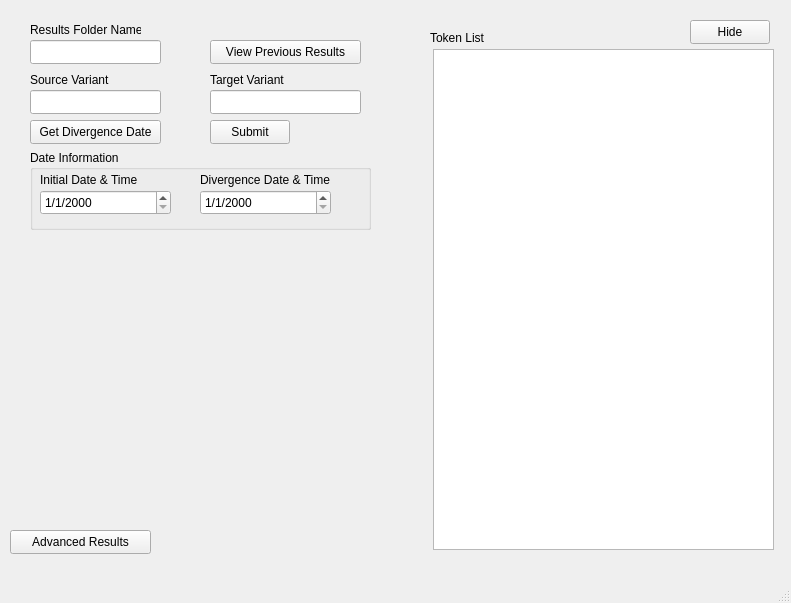
Above: forms/mainwindow.ui from unlv-evol/MOVis before the change. Below: the same form after it.
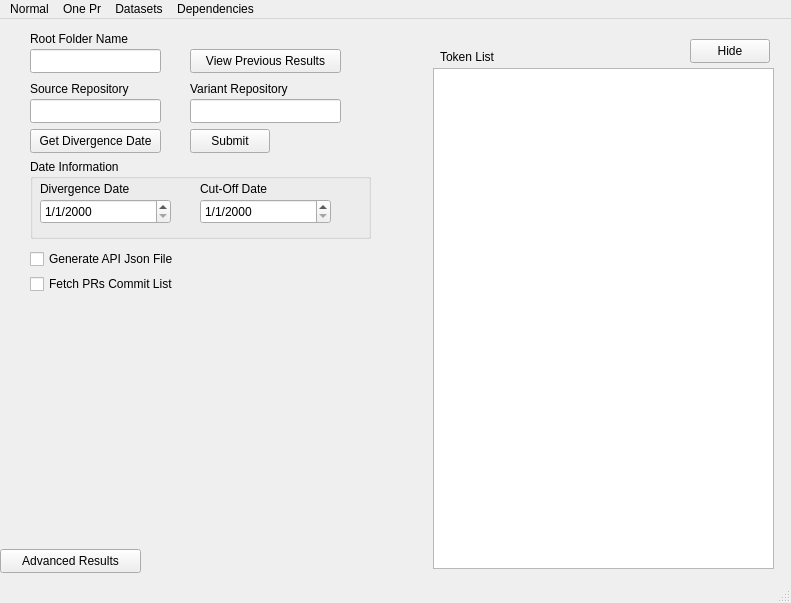
That is the form after the change.

Diff of the .ui file:
```diff
--- a/forms/mainwindow.ui
+++ b/forms/mainwindow.ui
@@ -14,65 +14,6 @@
    <string>MainWindow</string>
   </property>
   <widget class="QWidget" name="centralwidget">
-   <widget class="QLineEdit" name="lineText">
-    <property name="geometry">
-     <rect>
-      <x>30</x>
-      <y>90</y>
-      <width>131</width>
-      <height>24</height>
-     </rect>
-    </property>
-   </widget>
-   <widget class="QPushButton" name="btnSubmit">
-    <property name="geometry">
-     <rect>
-      <x>210</x>
-      <y>120</y>
-      <width>80</width>
-      <height>24</height>
-     </rect>
-    </property>
-    <property name="text">
-     <string>Submit</string>
-    </property>
-   </widget>
-   <widget class="QLabel" name="label">
-    <property name="geometry">
-     <rect>
-      <x>30</x>
-      <y>70</y>
-      <width>111</width>
-      <height>20</height>
-     </rect>
-    </property>
-    <property name="text">
-     <string>Source Variant</string>
-    </property>
-   </widget>
-   <widget class="QLineEdit" name="lineText_2">
-    <property name="geometry">
-     <rect>
-      <x>210</x>
-      <y>90</y>
-      <width>151</width>
-      <height>24</height>
-     </rect>
-    </property>
-   </widget>
-   <widget class="QLabel" name="label_2">
-    <property name="geometry">
-     <rect>
-      <x>210</x>
-      <y>70</y>
-      <width>131</width>
-      <height>20</height>
-     </rect>
-    </property>
-    <property name="text">
-     <string>Target Variant</string>
-    </property>
-   </widget>
    <widget class="QPlainTextEdit" name="plainTextEdit">
     <property name="geometry">
      <rect>
@@ -86,7 +27,7 @@
    <widget class="QLabel" name="label_4">
     <property name="geometry">
      <rect>
-      <x>430</x>
+      <x>440</x>
       <y>30</y>
       <width>91</width>
       <height>16</height>
@@ -96,23 +37,10 @@
      <string>Token List</string>
     </property>
    </widget>
-   <widget class="QLabel" name="imageLabel">
-    <property name="geometry">
-     <rect>
-      <x>20</x>
-      <y>230</y>
-      <width>49</width>
-      <height>16</height>
-     </rect>
-    </property>
-    <property name="text">
-     <string/>
-    </property>
-   </widget>
    <widget class="QPushButton" name="btnExtra">
     <property name="geometry">
      <rect>
-      <x>10</x>
+      <x>0</x>
       <y>530</y>
       <width>141</width>
       <height>24</height>
@@ -126,30 +54,17 @@
     <property name="geometry">
      <rect>
       <x>30</x>
-      <y>40</y>
+      <y>30</y>
       <width>131</width>
       <height>24</height>
      </rect>
     </property>
    </widget>
-   <widget class="QLabel" name="label_6">
-    <property name="geometry">
-     <rect>
-      <x>30</x>
-      <y>20</y>
-      <width>111</width>
-      <height>20</height>
-     </rect>
-    </property>
-    <property name="text">
-     <string>Results Folder Name</string>
-    </property>
-   </widget>
    <widget class="QPushButton" name="oldResults">
     <property name="geometry">
      <rect>
-      <x>210</x>
-      <y>40</y>
+      <x>190</x>
+      <y>30</y>
       <width>151</width>
       <height>24</height>
      </rect>
@@ -171,86 +86,431 @@
      <string>Hide</string>
     </property>
    </widget>
-   <widget class="QPushButton" name="divDateButton">
+   <widget class="QStackedWidget" name="formSelector">
     <property name="geometry">
      <rect>
-      <x>30</x>
-      <y>120</y>
-      <width>131</width>
-      <height>24</height>
+      <x>20</x>
+      <y>60</y>
+      <width>371</width>
+      <height>451</height>
      </rect>
     </property>
-    <property name="text">
-     <string>Get Divergence Date</string>
+    <property name="currentIndex">
+     <number>0</number>
     </property>
+    <widget class="QWidget" name="Normal">
+     <widget class="QGroupBox" name="dateBox">
+      <property name="geometry">
+       <rect>
+        <x>10</x>
+        <y>80</y>
+        <width>341</width>
+        <height>80</height>
+       </rect>
+      </property>
+      <property name="title">
+       <string>Date Information</string>
+      </property>
+      <widget class="QDateEdit" name="dateEdit">
+       <property name="geometry">
+        <rect>
+         <x>10</x>
+         <y>40</y>
+         <width>131</width>
+         <height>25</height>
+        </rect>
+       </property>
+       <property name="displayFormat">
+        <string>M/d/yyyy</string>
+       </property>
+       <property name="calendarPopup">
+        <bool>false</bool>
+       </property>
+      </widget>
+      <widget class="QLabel" name="label_5">
+       <property name="geometry">
+        <rect>
+         <x>10</x>
+         <y>20</y>
+         <width>161</width>
+         <height>20</height>
+        </rect>
+       </property>
+       <property name="text">
+        <string>Divergence Date</string>
+       </property>
+      </widget>
+      <widget class="QDateEdit" name="dateInput">
+       <property name="geometry">
+        <rect>
+         <x>170</x>
+         <y>40</y>
+         <width>131</width>
+         <height>25</height>
+        </rect>
+       </property>
+       <property name="displayFormat">
+        <string>M/d/yyyy</string>
+       </property>
+      </widget>
+      <widget class="QLabel" name="label_3">
+       <property name="geometry">
+        <rect>
+         <x>170</x>
+         <y>20</y>
+         <width>161</width>
+         <height>20</height>
+        </rect>
+       </property>
+       <property name="text">
+        <string>Cut-Off Date</string>
+       </property>
+      </widget>
+     </widget>
+     <widget class="QLabel" name="label">
+      <property name="geometry">
+       <rect>
+        <x>10</x>
+        <y>0</y>
+        <width>130</width>
+        <height>20</height>
+       </rect>
+      </property>
+      <property name="text">
+       <string>Source Repository</string>
+      </property>
+     </widget>
+     <widget class="QLineEdit" name="lineText">
+      <property name="geometry">
+       <rect>
+        <x>10</x>
+        <y>20</y>
+        <width>131</width>
+        <height>24</height>
+       </rect>
+      </property>
+     </widget>
+     <widget class="QPushButton" name="divDateButton">
+      <property name="geometry">
+       <rect>
+        <x>10</x>
+        <y>50</y>
+        <width>131</width>
+        <height>24</height>
+       </rect>
+      </property>
+      <property name="text">
+       <string>Get Divergence Date</string>
+      </property>
+     </widget>
+     <widget class="QLabel" name="label_2">
+      <property name="geometry">
+       <rect>
+        <x>170</x>
+        <y>0</y>
+        <width>131</width>
+        <height>20</height>
+       </rect>
+      </property>
+      <property name="text">
+       <string>Variant Repository</string>
+      </property>
+     </widget>
+     <widget class="QLineEdit" name="lineText_2">
+      <property name="geometry">
+       <rect>
+        <x>170</x>
+        <y>20</y>
+        <width>151</width>
+        <height>24</height>
+       </rect>
+      </property>
+     </widget>
+     <widget class="QPushButton" name="btnSubmit">
+      <property name="geometry">
+       <rect>
+        <x>170</x>
+        <y>50</y>
+        <width>80</width>
+        <height>24</height>
+       </rect>
+      </property>
+      <property name="text">
+       <string>Submit</string>
+      </property>
+     </widget>
+     <widget class="QCheckBox" name="generateApiJsonNormal">
+      <property name="geometry">
+       <rect>
+        <x>10</x>
+        <y>170</y>
+        <width>221</width>
+        <height>20</height>
+       </rect>
+      </property>
+      <property name="text">
+       <string>Generate API Json File</string>
+      </property>
+     </widget>
+     <widget class="QCheckBox" name="fetchPrCommitListNormal">
+      <property name="geometry">
+       <rect>
+        <x>10</x>
+        <y>195</y>
+        <width>331</width>
+        <height>20</height>
+       </rect>
+      </property>
+      <property name="text">
+       <string>Fetch PRs Commit List</string>
+      </property>
+      <property name="toolTip">
+       <string>Fetch each PR commit list. PRs over 250 commits automatically use the GraphQL path.</string>
+      </property>
+     </widget>
+     <widget class="QLabel" name="imageLabel">
+      <property name="geometry">
+       <rect>
+        <x>10</x>
+        <y>225</y>
+        <width>49</width>
+        <height>16</height>
+       </rect>
+      </property>
+      <property name="text">
+       <string/>
+      </property>
+     </widget>
+    </widget>
+    <widget class="QWidget" name="onePr">
+     <widget class="QLabel" name="label_7">
+      <property name="geometry">
+       <rect>
+        <x>10</x>
+        <y>0</y>
+        <width>130</width>
+        <height>20</height>
+       </rect>
+      </property>
+      <property name="text">
+       <string>Source Repository</string>
+      </property>
+     </widget>
+     <widget class="QLineEdit" name="lineText_4">
+      <property name="geometry">
+       <rect>
+        <x>10</x>
+        <y>20</y>
+        <width>131</width>
+        <height>24</height>
+       </rect>
+      </property>
+     </widget>
+     <widget class="QLabel" name="label_8">
+      <property name="geometry">
+       <rect>
+        <x>170</x>
+        <y>0</y>
+        <width>131</width>
+        <height>20</height>
+       </rect>
+      </property>
+      <property name="text">
+       <string>Variant Repository</string>
+      </property>
+     </widget>
+     <widget class="QLineEdit" name="lineText_5">
+      <property name="geometry">
+       <rect>
+        <x>170</x>
+        <y>20</y>
+        <width>151</width>
+        <height>24</height>
+       </rect>
+      </property>
+     </widget>
+     <widget class="QPushButton" name="btnSubmit_2">
+      <property name="geometry">
+       <rect>
+        <x>170</x>
+        <y>50</y>
+        <width>80</width>
+        <height>24</height>
+       </rect>
+      </property>
+      <property name="text">
+       <string>Submit</string>
+      </property>
+     </widget>
+     <widget class="QLineEdit" name="lineEdit">
+      <property name="geometry">
+       <rect>
+        <x>10</x>
+        <y>70</y>
+        <width>131</width>
+        <height>22</height>
+       </rect>
+      </property>
+     </widget>
+     <widget class="QLabel" name="label_9">
+      <property name="geometry">
+       <rect>
+        <x>10</x>
+        <y>50</y>
+        <width>131</width>
+        <height>16</height>
+       </rect>
+      </property>
+      <property name="text">
+       <string>Source PR Number</string>
+      </property>
+     </widget>
+     <widget class="QCheckBox" name="generateApiJsonOnePr">
+      <property name="geometry">
+       <rect>
+        <x>10</x>
+        <y>110</y>
+        <width>221</width>
+        <height>20</height>
+       </rect>
+      </property>
+      <property name="text">
+       <string>Generate API Json File</string>
+      </property>
+     </widget>
+     <widget class="QCheckBox" name="fetchPrCommitListOnePr">
+      <property name="geometry">
+       <rect>
+        <x>10</x>
+        <y>135</y>
+        <width>331</width>
+        <height>20</height>
+       </rect>
+      </property>
+      <property name="text">
+       <string>Fetch PRs Commit List</string>
+      </property>
+      <property name="toolTip">
+       <string>Fetch each PR commit list. PRs over 250 commits automatically use the GraphQL path.</string>
+      </property>
+     </widget>
+    </widget>
+    <widget class="QWidget" name="dataSet">
+     <widget class="QLabel" name="label_10">
+      <property name="geometry">
+       <rect>
+        <x>10</x>
+        <y>10</y>
+        <width>131</width>
+        <height>16</height>
+       </rect>
+      </property>
+      <property name="text">
+       <string>Source Repositories</string>
+      </property>
+     </widget>
+     <widget class="QPlainTextEdit" name="plainTextEdit_2">
+      <property name="geometry">
+       <rect>
+        <x>10</x>
+        <y>30</y>
+        <width>171</width>
+        <height>291</height>
+       </rect>
+      </property>
+     </widget>
+     <widget class="QLabel" name="label_11">
+      <property name="geometry">
+       <rect>
+        <x>200</x>
+        <y>10</y>
+        <width>131</width>
+        <height>16</height>
+       </rect>
+      </property>
+      <property name="text">
+       <string>Variant Repositories</string>
+      </property>
+     </widget>
+     <widget class="QPlainTextEdit" name="plainTextEdit_3">
+      <property name="geometry">
+       <rect>
+        <x>200</x>
+        <y>30</y>
+        <width>161</width>
+        <height>291</height>
+       </rect>
+      </property>
+     </widget>
+     <widget class="QCheckBox" name="checkBox">
+      <property name="geometry">
+       <rect>
+        <x>20</x>
+        <y>330</y>
+        <width>271</width>
+        <height>20</height>
+       </rect>
+      </property>
+      <property name="text">
+       <string>Run Again with Source and Variants Flipped</string>
+      </property>
+     </widget>
+     <widget class="QCheckBox" name="generateApiJsonDataset">
+      <property name="geometry">
+       <rect>
+        <x>20</x>
+        <y>360</y>
+        <width>221</width>
+        <height>20</height>
+       </rect>
+      </property>
+      <property name="text">
+       <string>Generate API Json File</string>
+      </property>
+     </widget>
+     <widget class="QCheckBox" name="fetchPrCommitListDataset">
+      <property name="geometry">
+       <rect>
+        <x>20</x>
+        <y>385</y>
+        <width>331</width>
+        <height>20</height>
+       </rect>
+      </property>
+      <property name="text">
+       <string>Fetch PRs Commit List</string>
+      </property>
+      <property name="toolTip">
+       <string>Fetch each PR commit list. PRs over 250 commits automatically use the GraphQL path.</string>
+      </property>
+     </widget>
+     <widget class="QPushButton" name="btnSubmit_3">
+      <property name="geometry">
+       <rect>
+        <x>10</x>
+        <y>420</y>
+        <width>80</width>
+        <height>24</height>
+       </rect>
+      </property>
+      <property name="text">
+       <string>Submit</string>
+      </property>
+     </widget>
+    </widget>
    </widget>
-   <widget class="QGroupBox" name="dateBox">
+   <widget class="QLabel" name="label_6">
     <property name="geometry">
      <rect>
       <x>30</x>
-      <y>150</y>
-      <width>341</width>
-      <height>80</height>
+      <y>10</y>
+      <width>111</width>
+      <height>20</height>
      </rect>
     </property>
-    <property name="title">
-     <string>Date Information</string>
+    <property name="text">
+     <string>Root Folder Name</string>
     </property>
-    <widget class="QDateEdit" name="dateEdit">
-     <property name="geometry">
-      <rect>
-       <x>10</x>
-       <y>40</y>
-       <width>131</width>
-       <height>25</height>
-      </rect>
-     </property>
-     <property name="displayFormat">
-      <string>M/d/yyyy</string>
-     </property>
-     <property name="calendarPopup">
-      <bool>false</bool>
-     </property>
-    </widget>
-    <widget class="QLabel" name="label_5">
-     <property name="geometry">
-      <rect>
-       <x>10</x>
-       <y>20</y>
-       <width>161</width>
-       <height>20</height>
-      </rect>
-     </property>
-     <property name="text">
-      <string>Initial Date &amp; Time</string>
-     </property>
-    </widget>
-    <widget class="QDateEdit" name="dateInput">
-     <property name="geometry">
-      <rect>
-       <x>170</x>
-       <y>40</y>
-       <width>131</width>
-       <height>25</height>
-      </rect>
-     </property>
-     <property name="displayFormat">
-      <string>M/d/yyyy</string>
-     </property>
-    </widget>
-    <widget class="QLabel" name="label_3">
-     <property name="geometry">
-      <rect>
-       <x>170</x>
-       <y>20</y>
-       <width>161</width>
-       <height>20</height>
-      </rect>
-     </property>
-     <property name="text">
-      <string>Divergence Date &amp; Time</string>
-     </property>
-    </widget>
    </widget>
   </widget>
   <widget class="QMenuBar" name="menubar">
@@ -259,9 +519,37 @@
      <x>0</x>
      <y>0</y>
      <width>791</width>
-     <height>21</height>
+     <height>22</height>
     </rect>
    </property>
+   <widget class="QMenu" name="menuDependencies">
+    <property name="title">
+     <string>Dependencies</string>
+    </property>
+    <addaction name="separator"/>
+   </widget>
+   <widget class="QMenu" name="menuNormal">
+    <property name="title">
+     <string>Normal</string>
+    </property>
+    <addaction name="separator"/>
+   </widget>
+   <widget class="QMenu" name="menuOne_Pr">
+    <property name="title">
+     <string>One Pr</string>
+    </property>
+    <addaction name="separator"/>
+   </widget>
+   <widget class="QMenu" name="menuDatasets">
+    <property name="title">
+     <string>Datasets</string>
+    </property>
+    <addaction name="separator"/>
+   </widget>
+   <addaction name="menuNormal"/>
+   <addaction name="menuOne_Pr"/>
+   <addaction name="menuDatasets"/>
+   <addaction name="menuDependencies"/>
   </widget>
   <widget class="QStatusBar" name="statusbar"/>
  </widget>
```
Left out of the diff: 5 changed lines with no effect on the pictures.
